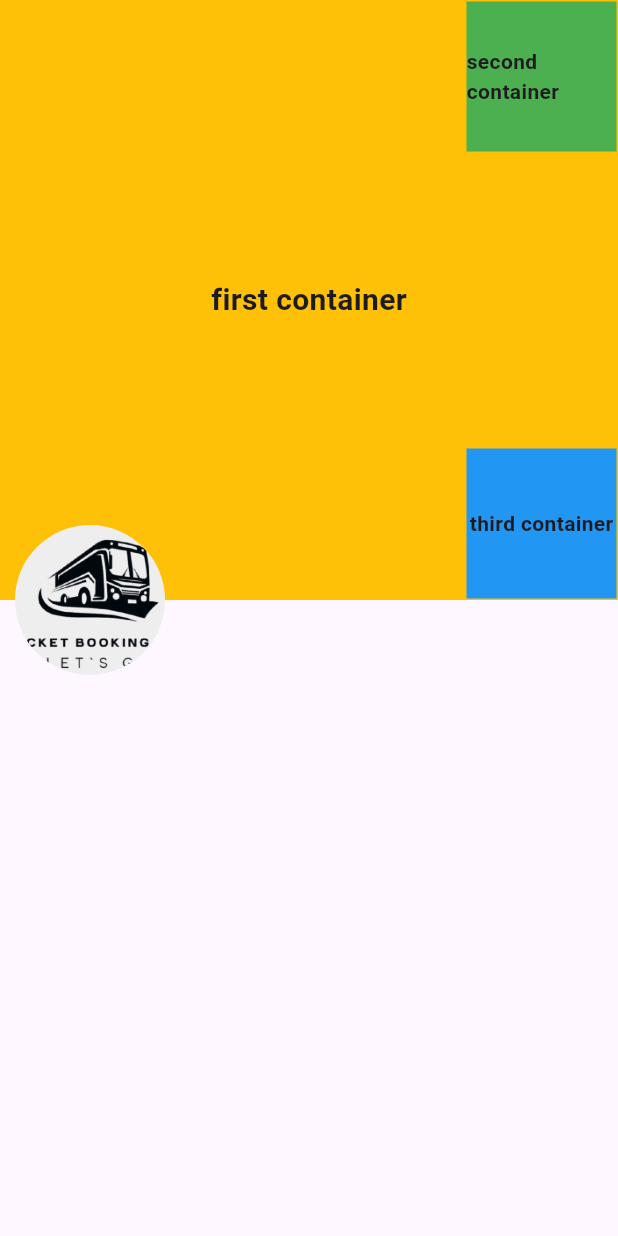
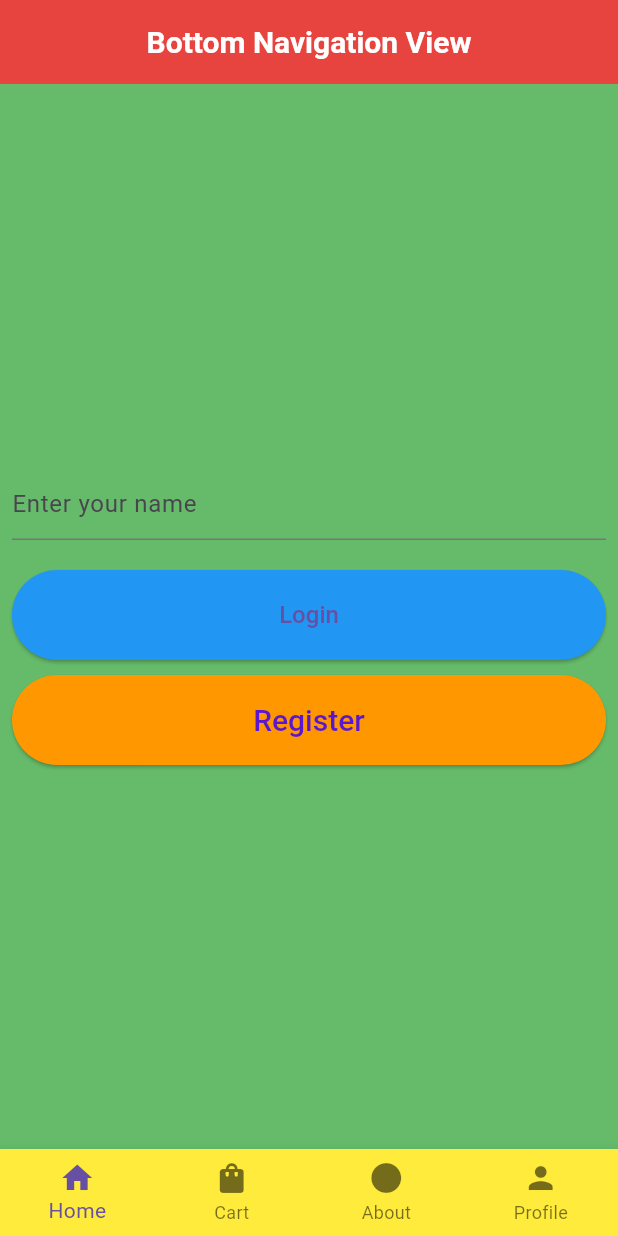
Before and after one commit to Bibekgupta777/first_assignment, a Flutter app: the screen it shows after launch, on a phone screen of 412 x 824 dp. Run offline on Flutter 3.47's test engine with Material 3 defaults, Android fonts, the phone set to English and light mode, and no system bars; Roboto replaces fonts that are missing (Montserrat Regular, montseerat Bold, montserrat bold).

Commit message:
added font and themes

```diff
--- a/lib/App.dart
+++ b/lib/App.dart
@@ -5,8 +5,10 @@
 // import 'package:first_assignment/screens/my_list_view.dart';
 
 // import 'package:first_assignment/screens/data_table_view.dart';
-import 'package:first_assignment/screens/stack_view.dart';
+// import 'package:first_assignment/screens/stack_view.dart';
 // import 'package:first_assignment/screens/my_grid_view.dart';
+import 'package:first_assignment/core/app_theme/app_theme.dart';
+import 'package:first_assignment/screens/buttom_navigation_view.dart';
 import 'package:flutter/material.dart';
 
 class MyApp extends StatelessWidget {
@@ -14,9 +16,10 @@ class MyApp extends StatelessWidget {
 
   @override
   Widget build(BuildContext context) {
-    return const MaterialApp(
+    return MaterialApp(
+      theme: getApplicationTheme(),
       debugShowCheckedModeBanner: false,
-      home: StackView(),
+      home: const BottomNavigationView(),
     );
   }
 }
--- /dev/null
+++ b/lib/core/app_theme/app_theme.dart
@@ -0,0 +1,34 @@
+import 'package:flutter/material.dart';
+
+ThemeData getApplicationTheme() {
+  return ThemeData(
+    primarySwatch: Colors.orange,
+    scaffoldBackgroundColor: Colors.green[400],
+    fontFamily: 'Montserrat Regular',
+    elevatedButtonTheme: ElevatedButtonThemeData(
+      style: ElevatedButton.styleFrom(
+        textStyle: const TextStyle(
+          fontSize: 16,
+          color: Colors.white,
+          fontWeight: FontWeight.w500,
+          fontFamily: 'montserrat bold',
+        ),
+        backgroundColor: Colors.blue,
+        shape: RoundedRectangleBorder(
+          borderRadius: BorderRadius.circular(100),
+        ),
+      ),
+    ),
+    appBarTheme: const AppBarTheme(
+      backgroundColor: Colors.red,
+      elevation: 4,
+      centerTitle: true,
+      titleTextStyle: TextStyle(
+        fontSize: 20,
+        fontWeight: FontWeight.bold,
+        fontFamily: 'Montserrat Regular',
+      ),
+      iconTheme: IconThemeData(color: Colors.white),
+    ),
+  );
+}
--- /dev/null
+++ b/lib/screens/buttom_navigation_screen.dart
@@ -0,0 +1,12 @@
+import 'package:flutter/material.dart';
+
+class AboutScreen extends StatelessWidget {
+  const AboutScreen({super.key});
+
+  @override
+  Widget build(BuildContext context) {
+    return Scaffold(
+
+    );
+  }
+}
--- /dev/null
+++ b/lib/screens/buttom_navigation_view.dart
@@ -0,0 +1,63 @@
+import 'package:first_assignment/screens/button_navigation_view/about_view.dart';
+import 'package:first_assignment/screens/button_navigation_view/cart_view.dart';
+import 'package:first_assignment/screens/button_navigation_view/home_view.dart';
+import 'package:first_assignment/screens/button_navigation_view/profile_view.dart';
+import 'package:flutter/material.dart';
+
+class BottomNavigationView extends StatefulWidget {
+  const BottomNavigationView({super.key});
+
+  @override
+  State<BottomNavigationView> createState() => _BottomNavigationViewState();
+}
+
+class _BottomNavigationViewState extends State<BottomNavigationView> {
+  int _selectedIndex = 0;
+
+  List<Widget> lstBottomScreen = [
+    const HomeView(),
+    const CartView(),
+    const AboutView(),
+    const ProfileView(),
+  ];
+
+  @override
+  Widget build(BuildContext context) {
+    return Scaffold(
+      appBar: AppBar(
+        title: const Text("Bottom Navigation View"),
+        centerTitle: true,
+        // backgroundColor: Colors.grey,
+      ),
+      body: lstBottomScreen[_selectedIndex],
+      bottomNavigationBar: BottomNavigationBar(
+        type: BottomNavigationBarType.fixed,
+        backgroundColor: Colors.yellow, // Set the background color to red
+        items: const [
+          BottomNavigationBarItem(
+            icon: Icon(Icons.home),
+            label: 'Home',
+          ),
+          BottomNavigationBarItem(
+            icon: Icon(Icons.shopping_bag),
+            label: 'Cart',
+          ),
+          BottomNavigationBarItem(
+            icon: Icon(Icons.circle),
+            label: 'About',
+          ),
+          BottomNavigationBarItem(
+            icon: Icon(Icons.person),
+            label: 'Profile',
+          ),
+        ],
+        currentIndex: _selectedIndex,
+        onTap: (index) {
+          setState(() {
+            _selectedIndex = index;
+          });
+        },
+      ),
+    );
+  }
+}
--- /dev/null
+++ b/lib/screens/button_navigation_view/about_view.dart
@@ -0,0 +1,10 @@
+import 'package:flutter/material.dart';
+
+class AboutView extends StatelessWidget {
+  const AboutView({super.key});
+
+  @override
+  Widget build(BuildContext context) {
+    return const Center(child: Text("About screen"));
+  }
+}
--- /dev/null
+++ b/lib/screens/button_navigation_view/cart_view.dart
@@ -0,0 +1,9 @@
+import 'package:flutter/material.dart';
+
+class CartView extends StatelessWidget {
+  const CartView({super.key});
+
+  @override
+  Widget build(BuildContext context) {
+return const Center(child: Text("Cart screen"));  }
+}
--- /dev/null
+++ b/lib/screens/button_navigation_view/home_view.dart
@@ -0,0 +1,44 @@
+import 'package:flutter/material.dart';
+
+class HomeView extends StatelessWidget {
+  const HomeView({super.key});
+
+  @override
+  Widget build(BuildContext context) {
+    return Padding(
+        padding: const EdgeInsets.all(8.0),
+        child: Column(
+          mainAxisAlignment: MainAxisAlignment.center,
+          children: [
+            TextFormField(
+              decoration: const InputDecoration(
+                hintText: "Enter your name",
+              ),
+            ),
+            const SizedBox(
+              height: 20,
+            ),
+            SizedBox(
+                height: 60,
+                width: double.infinity,
+                child: ElevatedButton(
+                    onPressed: () {}, child: const Text("Login"))),
+            const SizedBox(
+              height: 10,
+            ),
+            SizedBox(
+                height: 60,
+                width: double.infinity,
+                child: ElevatedButton(
+                    style: ElevatedButton.styleFrom(
+                        backgroundColor: Colors.orange),
+                    onPressed: () {},
+                    child: const Text("Register",
+                        style: TextStyle(
+                            color: Color(0xff5b16d0),
+                            fontSize: 20,
+                            fontFamily: "montseerat Bold"))))
+          ],
+        ));
+  }
+}
--- /dev/null
+++ b/lib/screens/button_navigation_view/profile_view.dart
@@ -0,0 +1,10 @@
+import 'package:flutter/material.dart';
+
+class ProfileView extends StatelessWidget {
+  const ProfileView({super.key});
+
+  @override
+  Widget build(BuildContext context) {
+    return const Center(child: Text("Profile screen"));
+  }
+}
--- a/lib/screens/dynamic_card_view.dart
+++ b/lib/screens/dynamic_card_view.dart
@@ -1,4 +1,4 @@
-import 'package:first_assignment/commons/mysnackbar.dart';
+import 'package:first_assignment/core/commons/mysnackbar.dart';
 import 'package:first_assignment/screens/card_view.dart';
 
 import 'package:flutter/material.dart';
--- a/lib/screens/snackbar_view.dart
+++ b/lib/screens/snackbar_view.dart
@@ -1,4 +1,4 @@
-import 'package:first_assignment/commons/mysnackbar.dart';
+import 'package:first_assignment/core/commons/mysnackbar.dart';
 import 'package:flutter/material.dart';
 
 class SnackbarView extends StatefulWidget {
--- a/lib/screens/stack_view.dart
+++ /dev/null
@@ -1,70 +0,0 @@
-import 'package:flutter/material.dart';
-
-class StackView extends StatelessWidget {
-  const StackView({super.key});
-
-  @override
-  Widget build(BuildContext context) {
-    return Scaffold(
-      body: SafeArea(
-        child: Stack(
-          clipBehavior: Clip.none,
-          children: [
-            Container(
-              height: 400,
-              width: 600,
-              color: Colors.amber,
-              child: const Center(
-                child: Text(
-                  "first container",
-                  style: TextStyle(fontSize: 20, fontWeight: FontWeight.bold),
-                ),
-              ),
-            ),
-            Positioned(
-              top: 1,
-              right: 1,
-              child: Container(
-                height: 100,
-                width: 100,
-                color: Colors.green,
-                child: const Center(
-                  child: Text(
-                    "second container",
-                    style: TextStyle(fontSize: 14, fontWeight: FontWeight.bold),
-                  ),
-                ),
-              ),
-            ),
-            Positioned(
-              bottom: 1,
-              right: 1,
-              child: Container(
-                height: 100,
-                width: 100,
-                color: Colors.blue,
-                child: const Center(
-                  child: Text(
-                    "third container",
-                    style: TextStyle(fontSize: 14, fontWeight: FontWeight.bold),
-                  ),
-                ),
-              ),
-            ),
-            Positioned(
-              bottom: -50,
-              left: 10,
-              child: CircleAvatar(
-                radius: 50, // Radius of the circle
-                backgroundImage:
-                    AssetImage('assets/images/logo.png'), // Path to your image
-                backgroundColor:
-                    Colors.grey.shade200, // Background color if no image
-              ),
-            ),
-          ],
-        ),
-      ),
-    );
-  }
-}
```
Also changed, not shown: pubspec.yaml (+72 -6 lines), assets/fonts/Montserrat-Bold.ttf (added), assets/fonts/Montserrat-Italic.ttf (added), assets/fonts/Montserrat-Regular.ttf (added), lib/core/commons/my_card.dart (renamed from lib/commons/my_card.dart), lib/core/commons/mysnackbar.dart (renamed from lib/commons/mysnackbar.dart).
